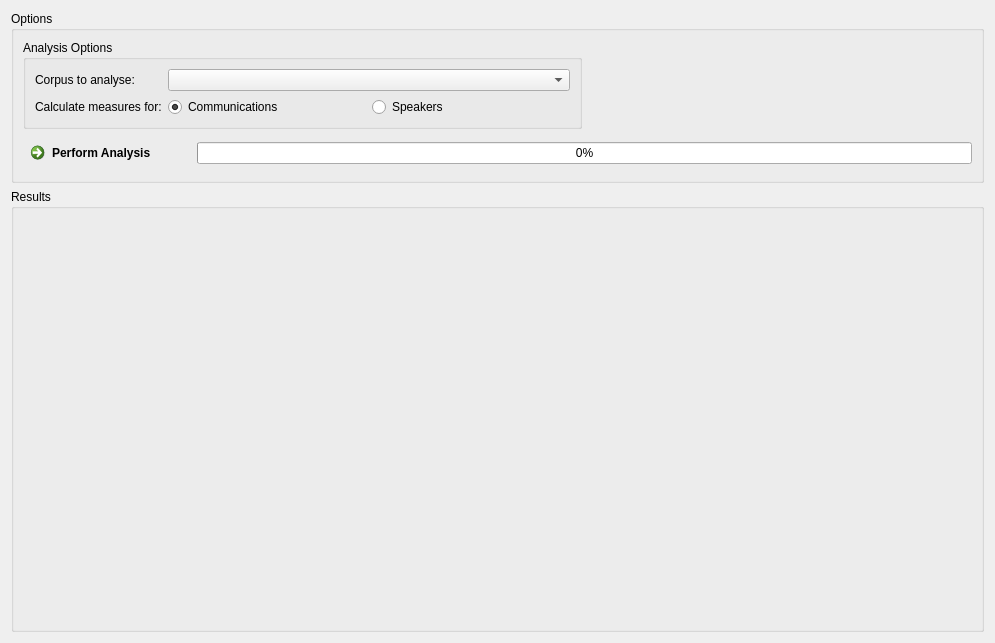
First picture: the form in app/statistics/temporal/AnalyserTemporalWidgetWidget.ui, repository praaline/Praaline, before the edit.
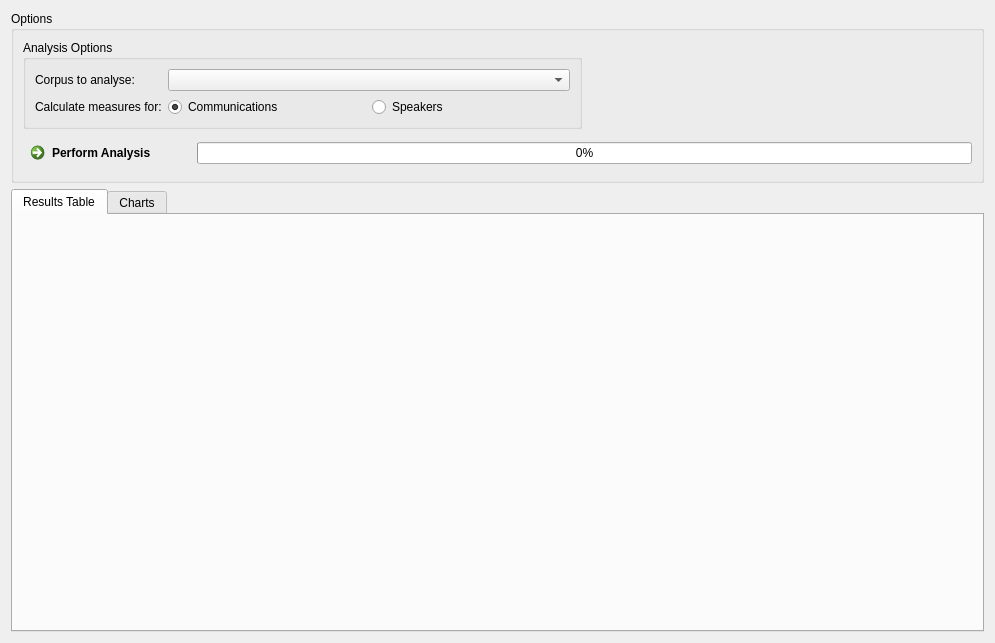
Second picture: the form after the edit.

Commit message: Results - Chart

```diff
--- a/app/statistics/temporal/AnalyserTemporalWidgetWidget.ui
+++ b/app/statistics/temporal/AnalyserTemporalWidgetWidget.ui
@@ -128,17 +128,22 @@
     </widget>
    </item>
    <item row="1" column="0">
-    <widget class="QGroupBox" name="groupBoxResults">
-     <property name="sizePolicy">
-      <sizepolicy hsizetype="Preferred" vsizetype="Expanding">
-       <horstretch>0</horstretch>
-       <verstretch>2</verstretch>
-      </sizepolicy>
+    <widget class="QTabWidget" name="tabWidget">
+     <property name="currentIndex">
+      <number>0</number>
      </property>
-     <property name="title">
-      <string>Results</string>
-     </property>
-     <layout class="QGridLayout" name="gridLayoutResults"/>
+     <widget class="QWidget" name="tabResultsTable">
+      <attribute name="title">
+       <string>Results Table</string>
+      </attribute>
+      <layout class="QGridLayout" name="gridLayoutResults"/>
+     </widget>
+     <widget class="QWidget" name="tabCharts">
+      <attribute name="title">
+       <string>Charts</string>
+      </attribute>
+      <layout class="QGridLayout" name="gridLayoutCharts"/>
+     </widget>
     </widget>
    </item>
   </layout>
```
The commit also changes 1 other file.
